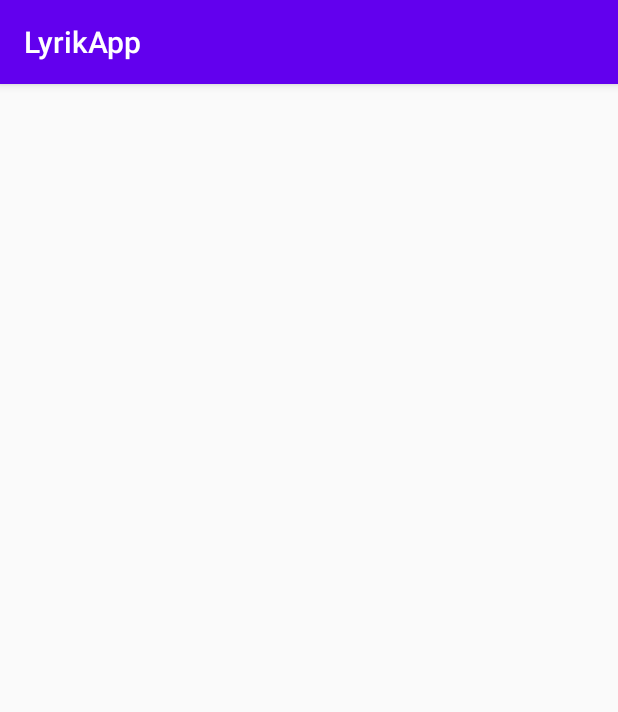
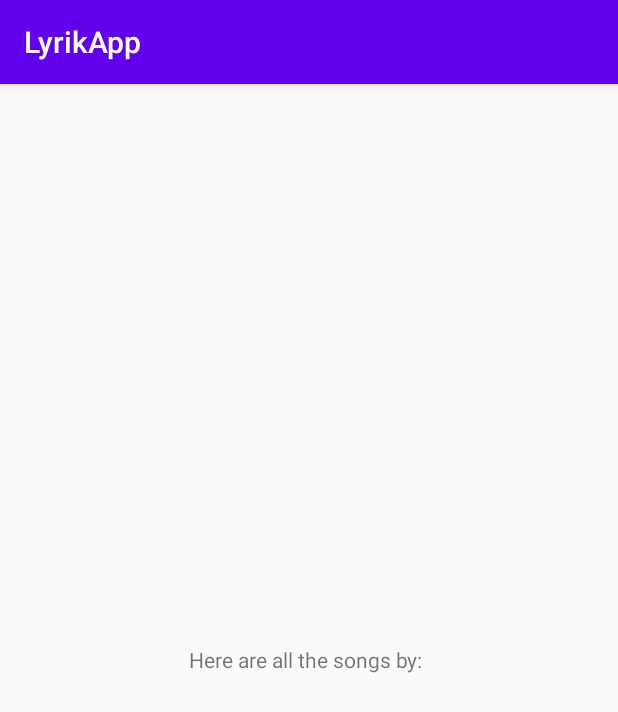
Before and after one commit to mbalanya/LyrikApp, an Android app: the screen it shows after launch (TrendingSongsActivity), after a tap on "SEARCH SONG", on a phone screen of 412 x 824 dp. Shown: the top 712 px of the screen. Run offline under Robolectric (Android 15) with nearby library versions, the phone set to English and light mode, and no system bars; Roboto replaces fonts that are not available here.

Commit message:
pass artist name to trending songs layout

```diff
--- a/app/src/main/java/com/chalookoba/lyrikapp/MainActivity.java
+++ b/app/src/main/java/com/chalookoba/lyrikapp/MainActivity.java
@@ -20,16 +20,17 @@ public class MainActivity extends AppCompatActivity {
         super.onCreate(savedInstanceState);
         setContentView(R.layout.activity_main);
         Toast.makeText(MainActivity.this, "Welcome to LyrikApp World!", Toast.LENGTH_LONG).show();
+
         mArtistSearch = (EditText) findViewById(R.id.artistSearch);
         mSearchSongButton = (Button)findViewById(R.id.searchSongButton);
+
         mSearchSongButton.setOnClickListener(new View.OnClickListener() {
             @Override
             public void onClick(View v) {
-
+                String artistSearch = mArtistSearch.getText().toString();
                 Intent intent = new Intent(MainActivity.this, TrendingSongsActivity.class);
+                intent.putExtra("artistSearch", artistSearch);
                 startActivity(intent);
-                String artistSearch = mArtistSearch.getText().toString();
-                Toast.makeText(MainActivity.this, artistSearch, Toast.LENGTH_LONG).show();
             }
         });
     }
--- a/app/src/main/java/com/chalookoba/lyrikapp/TrendingSongsActivity.java
+++ b/app/src/main/java/com/chalookoba/lyrikapp/TrendingSongsActivity.java
@@ -2,13 +2,20 @@ package com.chalookoba.lyrikapp;
 
 import androidx.appcompat.app.AppCompatActivity;
 
+import android.content.Intent;
 import android.os.Bundle;
+import android.widget.TextView;
 
 public class TrendingSongsActivity extends AppCompatActivity {
+    private TextView mSearchArtistTextView;
 
     @Override
     protected void onCreate(Bundle savedInstanceState) {
         super.onCreate(savedInstanceState);
         setContentView(R.layout.activity_trending_songs);
+        mSearchArtistTextView = (TextView) findViewById(R.id.artistSearchTextView);
+        Intent intent = getIntent();
+        String artistSearch = intent.getStringExtra("artistSearch");
+        mSearchArtistTextView.setText("Here are all the songs by: " + artistSearch);
     }
 }
--- a/app/src/main/res/layout/activity_trending_songs.xml
+++ b/app/src/main/res/layout/activity_trending_songs.xml
@@ -1,9 +1,16 @@
 <?xml version="1.0" encoding="utf-8"?>
-<androidx.constraintlayout.widget.ConstraintLayout xmlns:android="http://schemas.android.com/apk/res/android"
-    xmlns:app="http://schemas.android.com/apk/res-auto"
+<RelativeLayout xmlns:android="http://schemas.android.com/apk/res/android"
     xmlns:tools="http://schemas.android.com/tools"
     android:layout_width="match_parent"
     android:layout_height="match_parent"
-    tools:context=".TrendingSongsActivity">
+    tools:context="com.chalookoba.lyrikapp.TrendingSongsActivity">
 
-</androidx.constraintlayout.widget.ConstraintLayout>
+    <TextView
+        android:id="@+id/artistSearchTextView"
+        android:layout_width="wrap_content"
+        android:layout_height="wrap_content"
+        android:text="Restaurants near "
+        android:layout_centerVertical="true"
+        android:layout_centerHorizontal="true" />
+
+</RelativeLayout>
```
